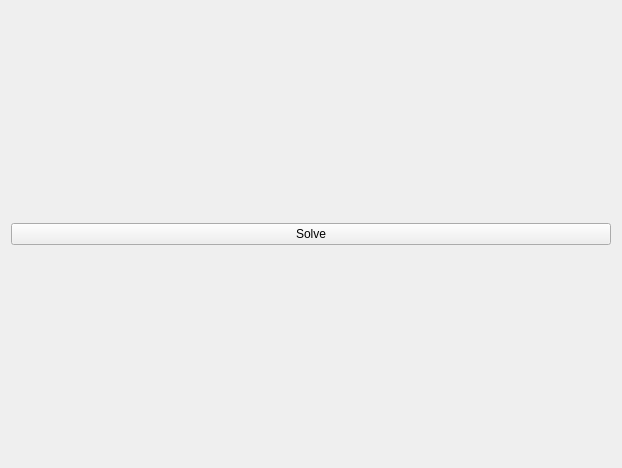
This is sudokugui.ui in EDrever-Smith/SudokuSolver as Qt 5 draws it before an edit. The edited form follows.
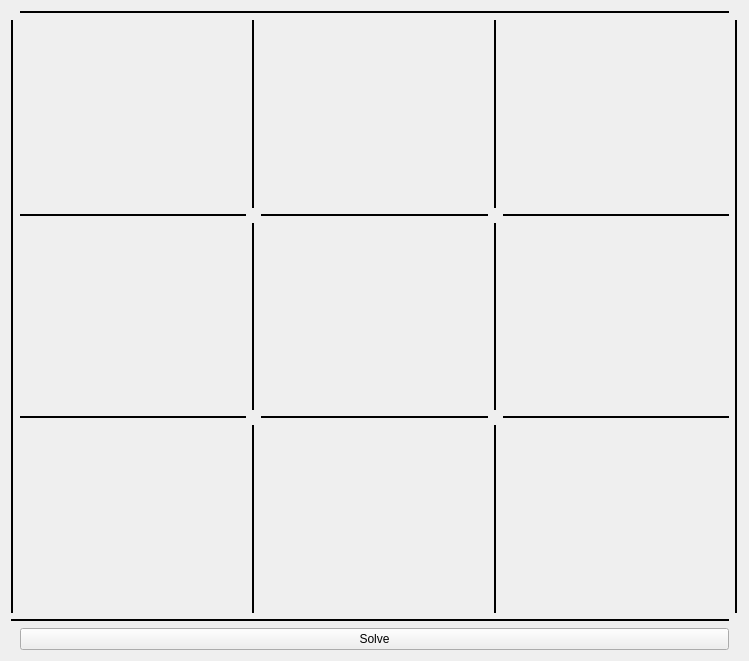
This is the edited form.

Commit message: Altered UI design - Lines are difficult

```diff
--- a/sudokugui.ui
+++ b/sudokugui.ui
@@ -6,24 +6,287 @@
    <rect>
     <x>0</x>
     <y>0</y>
-    <width>622</width>
-    <height>468</height>
+    <width>749</width>
+    <height>661</height>
    </rect>
   </property>
   <property name="windowTitle">
    <string>Form</string>
   </property>
   <layout class="QGridLayout" name="gridLayout">
-   <item row="0" column="0">
-    <layout class="QGridLayout" name="gridLayout0"/>
+   <item row="2" column="0" colspan="2">
+    <widget class="Line" name="line_14">
+     <property name="sizePolicy">
+      <sizepolicy hsizetype="Minimum" vsizetype="Fixed">
+       <horstretch>0</horstretch>
+       <verstretch>0</verstretch>
+      </sizepolicy>
+     </property>
+     <property name="frameShadow">
+      <enum>QFrame::Plain</enum>
+     </property>
+     <property name="lineWidth">
+      <number>2</number>
+     </property>
+     <property name="orientation">
+      <enum>Qt::Horizontal</enum>
+     </property>
+    </widget>
    </item>
    <item row="1" column="0">
+    <widget class="Line" name="line_13">
+     <property name="sizePolicy">
+      <sizepolicy hsizetype="Fixed" vsizetype="Minimum">
+       <horstretch>0</horstretch>
+       <verstretch>0</verstretch>
+      </sizepolicy>
+     </property>
+     <property name="frameShadow">
+      <enum>QFrame::Plain</enum>
+     </property>
+     <property name="lineWidth">
+      <number>2</number>
+     </property>
+     <property name="orientation">
+      <enum>Qt::Vertical</enum>
+     </property>
+    </widget>
+   </item>
+   <item row="3" column="1">
     <widget class="QPushButton" name="solveButton">
      <property name="text">
       <string>Solve</string>
      </property>
     </widget>
    </item>
+   <item row="1" column="1">
+    <layout class="QGridLayout" name="gridLayout0">
+     <item row="2" column="0">
+      <layout class="QGridLayout" name="gridLayout4"/>
+     </item>
+     <item row="4" column="0">
+      <layout class="QGridLayout" name="gridLayout7"/>
+     </item>
+     <item row="0" column="4">
+      <layout class="QGridLayout" name="gridLayout3"/>
+     </item>
+     <item row="2" column="3">
+      <widget class="Line" name="line_11">
+       <property name="frameShadow">
+        <enum>QFrame::Plain</enum>
+       </property>
+       <property name="lineWidth">
+        <number>2</number>
+       </property>
+       <property name="orientation">
+        <enum>Qt::Vertical</enum>
+       </property>
+      </widget>
+     </item>
+     <item row="3" column="4">
+      <widget class="Line" name="line_6">
+       <property name="frameShadow">
+        <enum>QFrame::Plain</enum>
+       </property>
+       <property name="lineWidth">
+        <number>2</number>
+       </property>
+       <property name="orientation">
+        <enum>Qt::Horizontal</enum>
+       </property>
+      </widget>
+     </item>
+     <item row="1" column="4">
+      <widget class="Line" name="line_9">
+       <property name="frameShadow">
+        <enum>QFrame::Plain</enum>
+       </property>
+       <property name="lineWidth">
+        <number>2</number>
+       </property>
+       <property name="orientation">
+        <enum>Qt::Horizontal</enum>
+       </property>
+      </widget>
+     </item>
+     <item row="2" column="2">
+      <layout class="QGridLayout" name="gridLayout5"/>
+     </item>
+     <item row="4" column="4">
+      <layout class="QGridLayout" name="gridLayout9"/>
+     </item>
+     <item row="4" column="2">
+      <layout class="QGridLayout" name="gridLayout8"/>
+     </item>
+     <item row="0" column="3">
+      <widget class="Line" name="line_10">
+       <property name="frameShadow">
+        <enum>QFrame::Plain</enum>
+       </property>
+       <property name="lineWidth">
+        <number>2</number>
+       </property>
+       <property name="orientation">
+        <enum>Qt::Vertical</enum>
+       </property>
+      </widget>
+     </item>
+     <item row="2" column="4">
+      <layout class="QGridLayout" name="gridLayout6"/>
+     </item>
+     <item row="0" column="2">
+      <layout class="QGridLayout" name="gridLayout2"/>
+     </item>
+     <item row="4" column="3">
+      <widget class="Line" name="line_12">
+       <property name="frameShadow">
+        <enum>QFrame::Plain</enum>
+       </property>
+       <property name="lineWidth">
+        <number>2</number>
+       </property>
+       <property name="orientation">
+        <enum>Qt::Vertical</enum>
+       </property>
+      </widget>
+     </item>
+     <item row="4" column="1">
+      <widget class="Line" name="line_3">
+       <property name="frameShadow">
+        <enum>QFrame::Plain</enum>
+       </property>
+       <property name="lineWidth">
+        <number>2</number>
+       </property>
+       <property name="orientation">
+        <enum>Qt::Vertical</enum>
+       </property>
+      </widget>
+     </item>
+     <item row="2" column="1">
+      <widget class="Line" name="line_2">
+       <property name="frameShadow">
+        <enum>QFrame::Plain</enum>
+       </property>
+       <property name="lineWidth">
+        <number>2</number>
+       </property>
+       <property name="orientation">
+        <enum>Qt::Vertical</enum>
+       </property>
+      </widget>
+     </item>
+     <item row="0" column="1">
+      <widget class="Line" name="line">
+       <property name="frameShadow">
+        <enum>QFrame::Plain</enum>
+       </property>
+       <property name="lineWidth">
+        <number>2</number>
+       </property>
+       <property name="midLineWidth">
+        <number>0</number>
+       </property>
+       <property name="orientation">
+        <enum>Qt::Vertical</enum>
+       </property>
+      </widget>
+     </item>
+     <item row="0" column="0">
+      <layout class="QGridLayout" name="gridLayout1"/>
+     </item>
+     <item row="3" column="0">
+      <widget class="Line" name="line_4">
+       <property name="frameShadow">
+        <enum>QFrame::Plain</enum>
+       </property>
+       <property name="lineWidth">
+        <number>2</number>
+       </property>
+       <property name="orientation">
+        <enum>Qt::Horizontal</enum>
+       </property>
+      </widget>
+     </item>
+     <item row="3" column="2">
+      <widget class="Line" name="line_5">
+       <property name="frameShadow">
+        <enum>QFrame::Plain</enum>
+       </property>
+       <property name="lineWidth">
+        <number>2</number>
+       </property>
+       <property name="orientation">
+        <enum>Qt::Horizontal</enum>
+       </property>
+      </widget>
+     </item>
+     <item row="1" column="2">
+      <widget class="Line" name="line_8">
+       <property name="frameShadow">
+        <enum>QFrame::Plain</enum>
+       </property>
+       <property name="lineWidth">
+        <number>2</number>
+       </property>
+       <property name="orientation">
+        <enum>Qt::Horizontal</enum>
+       </property>
+      </widget>
+     </item>
+     <item row="1" column="0">
+      <widget class="Line" name="line_7">
+       <property name="frameShadow">
+        <enum>QFrame::Plain</enum>
+       </property>
+       <property name="lineWidth">
+        <number>2</number>
+       </property>
+       <property name="orientation">
+        <enum>Qt::Horizontal</enum>
+       </property>
+      </widget>
+     </item>
+    </layout>
+   </item>
+   <item row="1" column="2">
+    <widget class="Line" name="line_15">
+     <property name="sizePolicy">
+      <sizepolicy hsizetype="Fixed" vsizetype="Minimum">
+       <horstretch>0</horstretch>
+       <verstretch>0</verstretch>
+      </sizepolicy>
+     </property>
+     <property name="frameShadow">
+      <enum>QFrame::Plain</enum>
+     </property>
+     <property name="lineWidth">
+      <number>2</number>
+     </property>
+     <property name="orientation">
+      <enum>Qt::Vertical</enum>
+     </property>
+    </widget>
+   </item>
+   <item row="0" column="1">
+    <widget class="Line" name="line_16">
+     <property name="sizePolicy">
+      <sizepolicy hsizetype="Minimum" vsizetype="Fixed">
+       <horstretch>0</horstretch>
+       <verstretch>0</verstretch>
+      </sizepolicy>
+     </property>
+     <property name="frameShadow">
+      <enum>QFrame::Plain</enum>
+     </property>
+     <property name="lineWidth">
+      <number>2</number>
+     </property>
+     <property name="orientation">
+      <enum>Qt::Horizontal</enum>
+     </property>
+    </widget>
+   </item>
   </layout>
  </widget>
  <resources/>
```
The commit also changes 1 other file.
